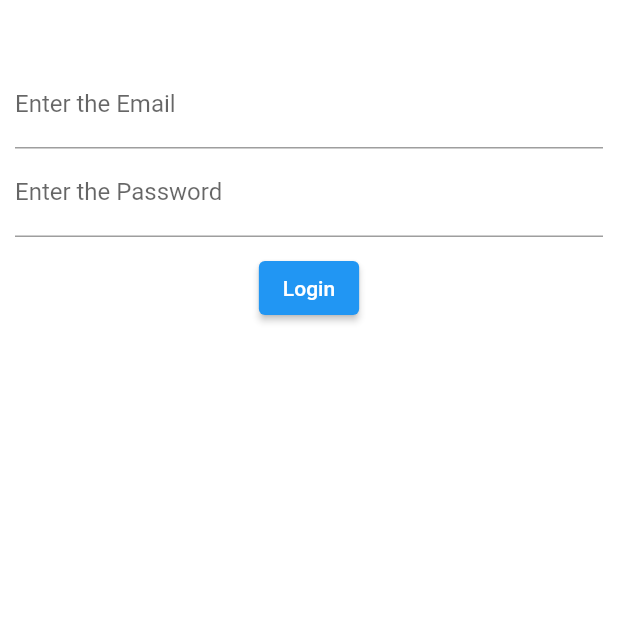
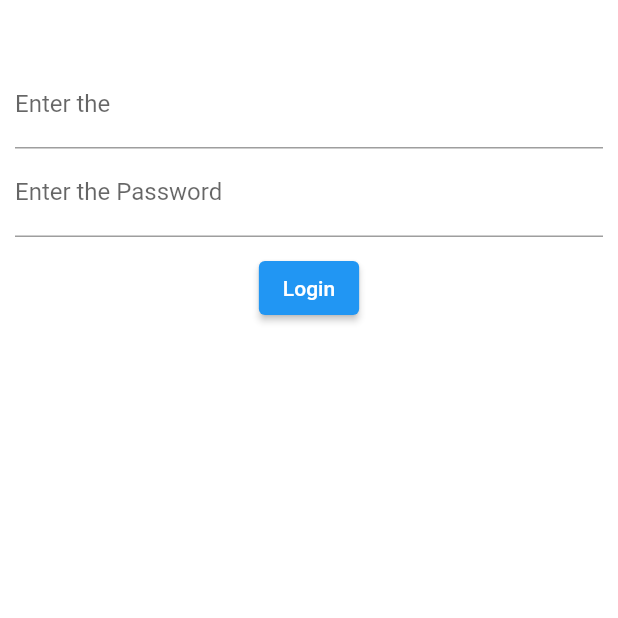
Before and after one commit to rutviksorathia/daily_news, a Flutter app: the screen it shows after launch, on a phone screen of 412 x 824 dp, the top half of it. Run offline on Flutter 3.47's test engine with Material 2 defaults, Android fonts, the phone set to English and light mode, and no system bars; our stand-ins replace get, stacked; missing offline and left inert: dart:ffi.

Commit message:
Fix: view will be change

```diff
--- a/lib/ui/views/auth/auth_view.dart
+++ b/lib/ui/views/auth/auth_view.dart
@@ -23,7 +23,7 @@ class AuthView extends StatelessWidget {
                   children: [
                     TextField(
                       decoration: const InputDecoration(
-                        labelText: 'Enter the Email',
+                        labelText: 'Enter the',
                       ),
                       controller: model.emailController,
                     ),
```
